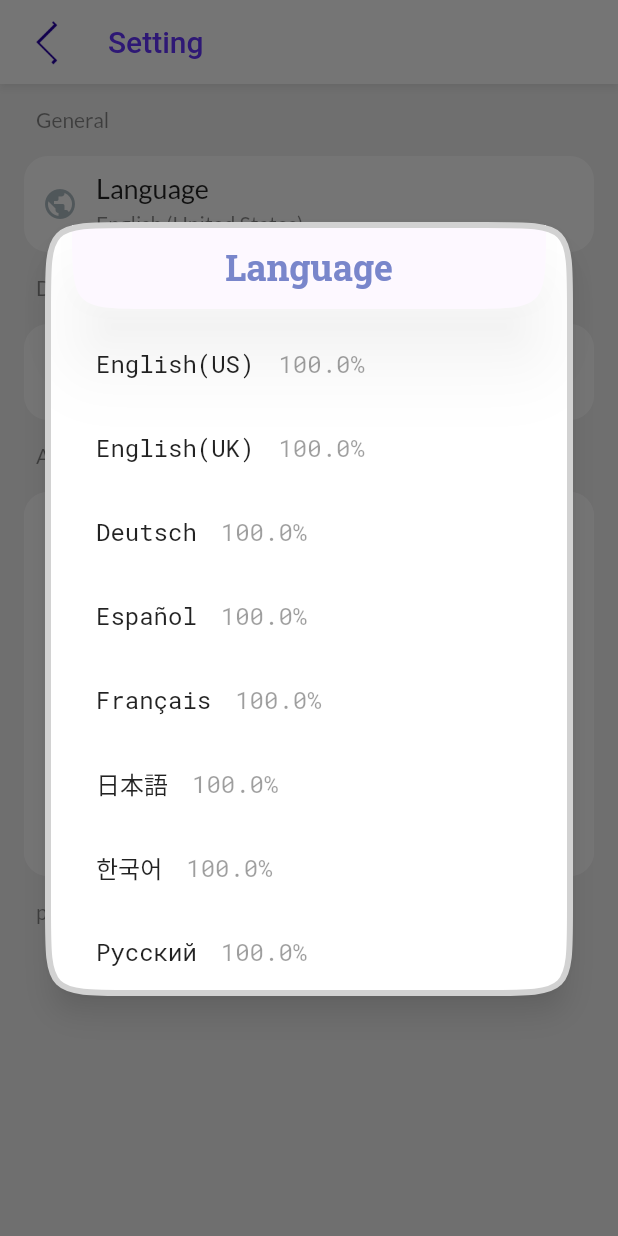
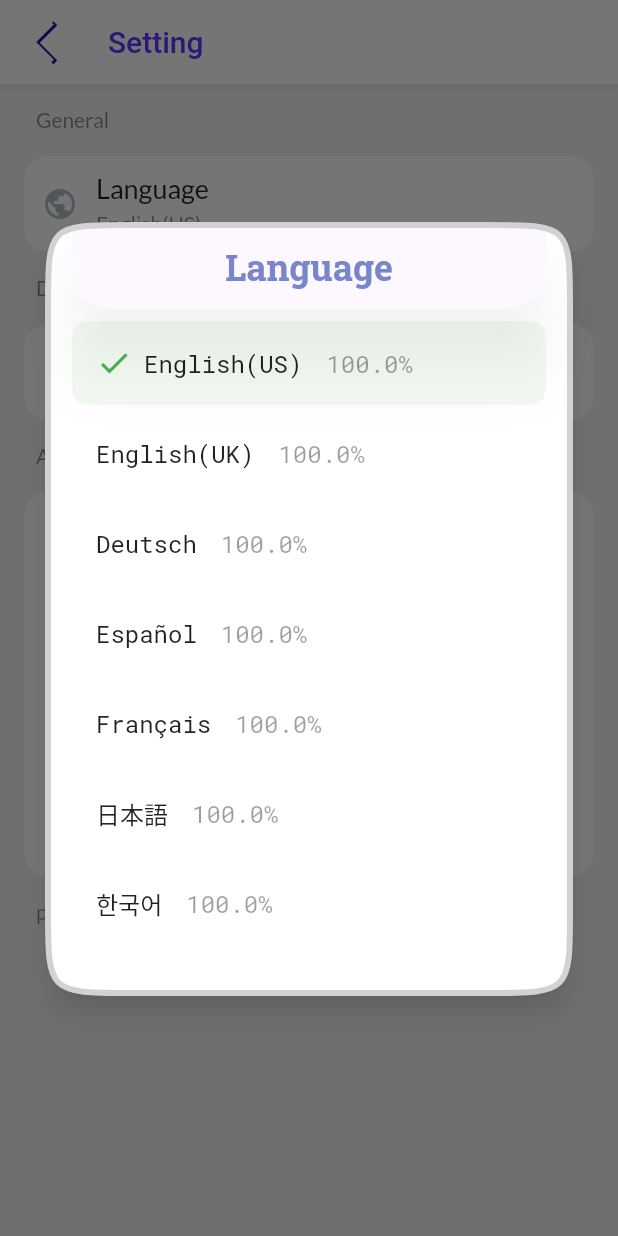
Before and after one commit to glorylab/POAPin, a Flutter app: the SettingPage screen opened by its route, after a tap on "Language", on a phone screen of 412 x 824 dp. Run offline on Flutter 3.47's test engine with Material 2 defaults, Android fonts, the phone set to English and light mode, and no system bars; our stand-ins replace dio, extended_image, firebase_analytics, firebase_auth, firebase_core, firebase_messaging and 22 more; missing offline and left inert: dash_painter, ens_dart, gradient_ui_widgets, we_slide, web3dart; accounts and stored records are empty; generated files the repository leaves out were written again; network calls fail; statements that could not run were skipped.

Commit message:
🌐 Save language preferences locally

```diff
--- a/lib/common/constants.dart
+++ b/lib/common/constants.dart
@@ -10,6 +10,7 @@ const tagBox = 'tag';
 const prefLayoutKey = 'layout';
 const prefShapeKey = 'shape';
 const prefSortKey = 'sort';
+const prefLanguageKey = 'language';
 const prefEventNotifyKey = 'eventNotify';
 const prefFriendNotifyKey = 'friendNotify';
 const prefHeaderNoticeReadKey = 'headerNoticeRead';
--- a/lib/common/translations/locale_string.dart
+++ b/lib/common/translations/locale_string.dart
@@ -16,10 +16,11 @@ import 'package:poapin/common/translations/languages/zh_hk.dart';
 import 'package:poapin/common/translations/languages/zh_tw.dart';
 
 class LocaleString extends Translations {
+  static String defaultLocale = 'en_US';
   @override
   Map<String, Map<String, String>> get keys => {
         /// Default Language
-        'en_US': EnUSTranslations.map, // [English] - United States
+        defaultLocale: EnUSTranslations.map, // [English] - United States
         'en_GB': EnGBTranslations.map, // [English] - United Kingdom
 
         /// Sort by alphabetical order
@@ -39,6 +40,10 @@ class LocaleString extends Translations {
         'zh_TW': ZhTWTranslations.map, // [Traditional Chinese](繁体中文) - Taiwan
       };
 
+  getLanguageName(String locale) {
+    return keys[locale]!['language_in_native'];
+  }
+
   getAllLanguage() {
     var languages = [];
     int totalItemCount = EnUSTranslations.map.keys.length;
--- a/lib/ui/pages/setting/components/dialog.languages.dart
+++ b/lib/ui/pages/setting/components/dialog.languages.dart
@@ -1,6 +1,8 @@
 import 'package:flutter/material.dart';
+import 'package:get/get.dart';
 import 'package:google_fonts/google_fonts.dart';
 import 'package:poapin/common/translations/locale_string.dart';
+import 'package:poapin/ui/pages/setting/controller.dart';
 
 class LanguagesDialog extends StatelessWidget {
   const LanguagesDialog({
@@ -9,7 +11,8 @@ class LanguagesDialog extends StatelessWidget {
 
   _buildLanguageList() {
     var languages = LocaleString().getAllLanguage();
-    return ListView.builder(
+    return GetBuilder<SettingController>(
+      builder: (c) => ListView.builder(
         itemCount: languages.length + 1,
         itemBuilder: (context, index) {
           if (index == 0) {
@@ -17,14 +20,27 @@ class LanguagesDialog extends StatelessWidget {
               height: 64,
             );
           }
-        return ListTile(
+          return Container(
+            padding: const EdgeInsets.only(bottom: 4),
+            child: ListTile(
+              selected: c.locale == languages[index - 1]['locale'],
+              selectedTileColor: Colors.green.withOpacity(0.08),
               title: Row(
                 children: [
+                  c.locale == languages[index - 1]['locale']
+                      ? Container(
+                          margin: const EdgeInsets.only(right: 8),
+                          child: const Icon(
+                            Icons.check,
+                            color: Colors.green,
+                          ),
+                        )
+                      : const SizedBox(),
                   Text(
                     languages[index - 1]['name'],
                     style: GoogleFonts.robotoMono(color: Colors.black87),
                   ),
-              SizedBox(
+                  const SizedBox(
                     width: 16,
                   ),
                   Text(
@@ -38,10 +54,14 @@ class LanguagesDialog extends StatelessWidget {
                 borderRadius: BorderRadius.circular(24),
               ),
               onTap: () {
-            print(languages[index - 1]['locale']);
-          },
+                Get.find<SettingController>().setLanguage(
+                  languages[index - 1]['locale'],
                 );
               },
+            ),
+          );
+        },
+      ),
     );
   }
 
--- a/lib/ui/pages/setting/controller.dart
+++ b/lib/ui/pages/setting/controller.dart
@@ -4,6 +4,7 @@ import 'package:get/get.dart';
 import 'package:hive/hive.dart';
 import 'package:package_info_plus/package_info_plus.dart';
 import 'package:poapin/common/constants.dart';
+import 'package:poapin/common/translations/locale_string.dart';
 import 'package:poapin/data/models/account.dart';
 import 'package:poapin/data/models/address.dart';
 import 'package:poapin/data/models/tag.dart';
@@ -21,6 +22,9 @@ class SettingController extends BaseController {
   String buildNumber = '';
   bool isNotificationEventsEnabled = false;
   bool isNotificationFriendsEnabled = false;
+
+  String locale = '';
+  String languageName = '';
 
   void launchTwitter() {
     launchURL('https://twitter.com/glorylaboratory');
@@ -93,8 +97,29 @@ class SettingController extends BaseController {
     update();
   }
 
-  void setLanguage() {
+  void showLanguageDialog() {
     Get.dialog(const LanguagesDialog());
+  }
+
+  setLanguage(String locale) {
+    Hive.box(prefBox).put(prefLanguageKey, locale);
+    if (locale != this.locale) {
+      this.locale = locale;
+      languageName = LocaleString().getLanguageName(locale);
+      update();
+    }
+  }
+
+  _getLanguage() {
+    Box box = Hive.box(prefBox);
+    var languagePref = box.get(prefLanguageKey);
+    if (languagePref != null) {
+      locale = languagePref;
+    } else {
+      locale = LocaleString.defaultLocale;
+    }
+    languageName = LocaleString().getLanguageName(locale);
+    update();
   }
 
   void clearAllCache() async {
@@ -160,6 +185,7 @@ class SettingController extends BaseController {
     version = packageInfo.version;
     buildNumber = packageInfo.buildNumber;
     update();
+    _getLanguage();
     _checkIsEventsNotificationEnabled();
     _checkIsFriendsNotificationEnabled();
   }
--- a/lib/ui/pages/setting/page.dart
+++ b/lib/ui/pages/setting/page.dart
@@ -46,15 +46,17 @@ class SettingPage extends BasePage<SettingController> {
           child: ListView(
             children: [
               const _GroupTitle(title: 'General'),
-              SettingItem(
+              GetBuilder<SettingController>(
+                builder: (c) => SettingItem(
                     title: 'Language',
-                  desc: 'English (United States)',
+                    desc: c.languageName,
                     icon: Icon(
                       Icons.public_rounded,
                       size: 24,
                       color: Colors.blueGrey.withOpacity(0.5),
                     ),
-                  onTap: controller.setLanguage),
+                    onTap: controller.showLanguageDialog),
+              ),
               const _GroupTitle(title: 'Data'),
               SettingItem(
                   title: 'Clear all cache',
```
Lines whose indentation alone changed are shown as unchanged.
